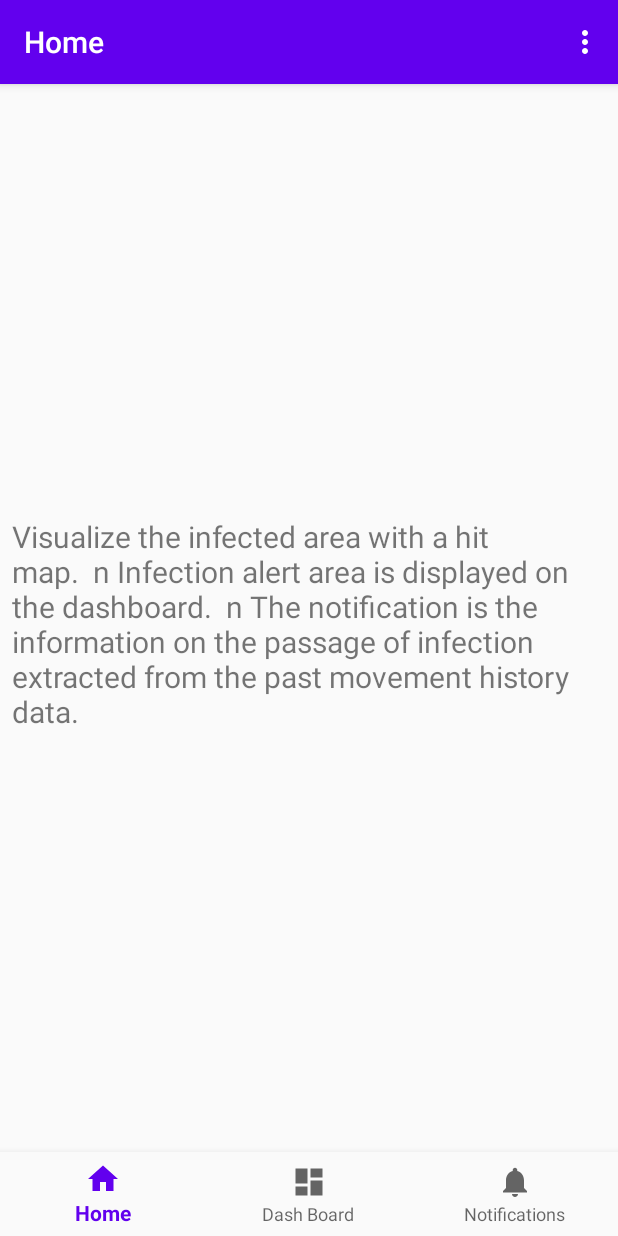
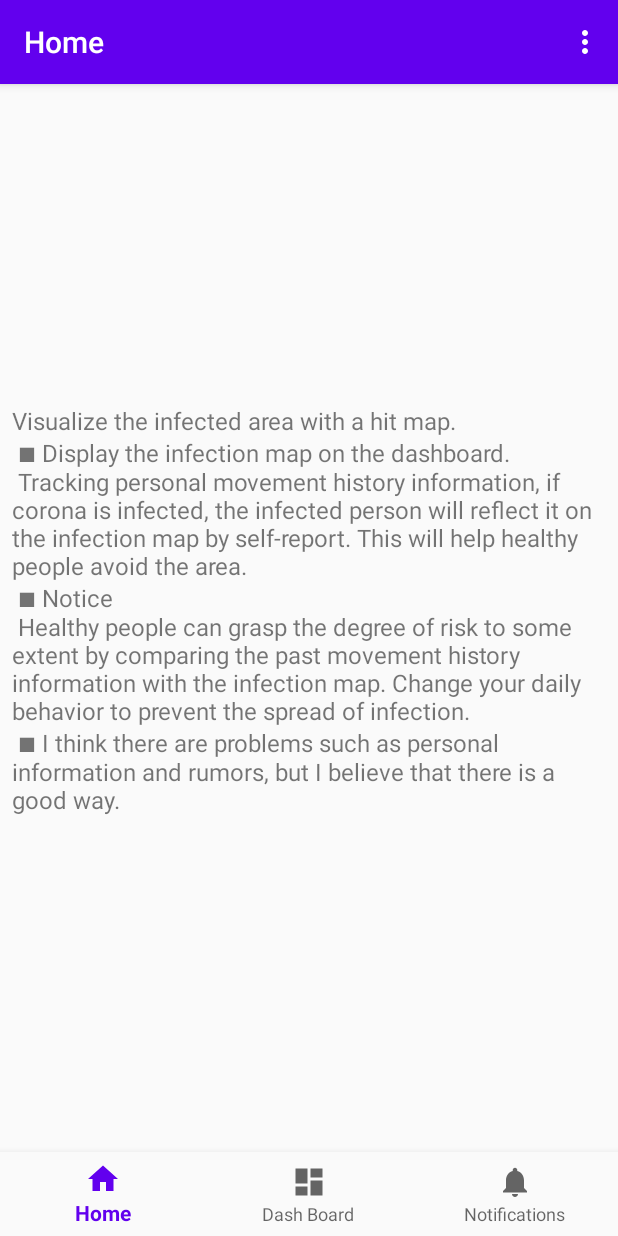
Before and after one commit to tofumiyoshi/coronafighter, an Android app: the HomeFragment screen opened through its navigation route, on a phone screen of 412 x 824 dp. Run offline under Robolectric (Android 15) with nearby library versions, the phone set to English and light mode, and no system bars; our stand-ins replace Firebase (no records; nobody signed in at launch, a user with empty details on screens opened directly), navigation-ui; libraries missing offline, so code that uses them is left out: com.firebase.ui, com.google.maps.android.

Commit message:
Google広告削除など

```diff
--- a/coronafighter/app/build.gradle
+++ b/coronafighter/app/build.gradle
@@ -23,7 +23,6 @@ dependencies {
     implementation 'androidx.appcompat:appcompat:1.1.0'
     implementation 'com.google.android.gms:play-services-maps:17.0.0'
     implementation 'com.google.android.gms:play-services-location:17.0.0'
-    implementation 'com.google.android.gms:play-services-ads:19.1.0'
 
     implementation 'com.google.maps.android:android-maps-utils:0.4.4'
     implementation 'com.google.firebase:firebase-auth:19.3.0'
@@ -33,8 +32,6 @@ dependencies {
     implementation 'com.google.openlocationcode:openlocationcode:1.0.4'
 
     implementation 'com.firebaseui:firebase-ui-auth:4.3.1'
-
-    implementation 'org.apache.commons:commons-csv:1.8'
 
     implementation 'com.google.firebase:firebase-functions:19.0.2'
     implementation 'com.google.android.material:material:1.1.0'
--- a/coronafighter/app/src/main/AndroidManifest.xml
+++ b/coronafighter/app/src/main/AndroidManifest.xml
@@ -28,9 +28,6 @@
         <meta-data
             android:name="com.google.android.geo.API_KEY"
             android:value="@string/google_maps_key" />
-        <meta-data
-            android:name="com.google.android.gms.ads.APPLICATION_ID"
-            android:value="@string/adsmod_app_id" />
 
         <activity
             android:name=".MainActivity"
--- a/coronafighter/app/src/main/java/com/fumi/coronafighter/MainActivity.java
+++ b/coronafighter/app/src/main/java/com/fumi/coronafighter/MainActivity.java
@@ -17,14 +17,6 @@ import android.widget.Toast;
 import com.firebase.ui.auth.AuthUI;
 import com.firebase.ui.auth.IdpResponse;
 import com.fumi.coronafighter.firebase.FireStore;
-import com.google.android.gms.ads.AdListener;
-import com.google.android.gms.ads.AdRequest;
-import com.google.android.gms.ads.AdView;
-import com.google.android.gms.ads.MobileAds;
-import com.google.android.gms.ads.initialization.AdapterStatus;
-import com.google.android.gms.ads.initialization.InitializationStatus;
-import com.google.android.gms.ads.initialization.OnInitializationCompleteListener;
-import com.google.android.gms.maps.SupportMapFragment;
 import com.google.android.gms.tasks.OnCompleteListener;
 import com.google.android.gms.tasks.Task;
 import com.google.android.material.bottomnavigation.BottomNavigationView;
@@ -62,7 +54,6 @@ public class MainActivity extends AppCompatActivity
         NavController.OnDestinationChangedListener {
     private static final String TAG = "MainActivity";
 
-    private AdView mAdView;
     private FirebaseAuth mAuth;
 
     private FirebaseFirestore mFirebaseFirestore;
@@ -137,73 +128,6 @@ public class MainActivity extends AppCompatActivity
                         }
                     }
                 });
-
-        try {
-            initAds();
-        } catch (Throwable t) {
-            Toast.makeText(MainActivity.this, t.getMessage(), Toast.LENGTH_LONG).show();
-            Log.i(TAG, t.getMessage(), t);
-        }
-    }
-
-    private void initAds() {
-        MobileAds.initialize(this, new OnInitializationCompleteListener() {
-            @Override
-            public void onInitializationComplete(InitializationStatus initializationStatus) {
-                Log.i(TAG, "MobileAds initialize completed.");
-
-                Iterator i = initializationStatus.getAdapterStatusMap().keySet().iterator();
-                while (i.hasNext()){
-                    String key = (String)i.next();
-                    AdapterStatus status = initializationStatus.getAdapterStatusMap().get(key);
-
-                    Log.i(TAG, key + "=" + status.getInitializationState().name());
-
-                    if (key.equals("com.google.android.gms.ads.MobileAds")) {
-                        String msg = "com.google.android.gms.ads.MobileAds: " + status.getInitializationState().name();
-                        Toast.makeText(MainActivity.this, msg, Toast.LENGTH_LONG).show();
-                    }
-                }
-            }
-        });
-
-
-        mAdView = findViewById(R.id.adView);
-        mAdView.setAdListener(new AdListener(){
-            @Override
-            public void onAdLoaded() {
-                // Code to be executed when an ad finishes loading.
-                //Toast.makeText(MapsActivity.this, "AdLoaded.", Toast.LENGTH_LONG).show();
-            }
-
-            @Override
-            public void onAdFailedToLoad(int errorCode) {
-                // Code to be executed when an ad request fails.
-                //Toast.makeText(MapsActivity.this, "AdFailedToLoad. erroeCode =" + Integer.toString(errorCode), Toast.LENGTH_LONG).show();
-
-                if (errorCode == AdRequest.ERROR_CODE_INTERNAL_ERROR) {
-                    Toast.makeText(MainActivity.this, "内部エラー", Toast.LENGTH_LONG).show();
-                }
-                else if (errorCode == AdRequest.ERROR_CODE_INVALID_REQUEST) {
-                    Toast.makeText(MainActivity.this, "広告リクエスト無効", Toast.LENGTH_LONG).show();
-                }
-                else if (errorCode == AdRequest.ERROR_CODE_NETWORK_ERROR) {
-                    Toast.makeText(MainActivity.this, "ネットワーク接続エラー", Toast.LENGTH_LONG).show();
-                }
-                else if (errorCode == AdRequest.ERROR_CODE_NO_FILL) {
-                    Toast.makeText(MainActivity.this, "広告枠不足", Toast.LENGTH_LONG).show();
-                }
-            }
-
-            @Override
-            public void onAdClosed() {
-                // Code to be executed when the user is about to return
-                // to the app after tapping on an ad.
-                Toast.makeText(MainActivity.this, "AdClosed.", Toast.LENGTH_LONG).show();
-            }
-        });
-        AdRequest adRequest = new AdRequest.Builder().build();
-        mAdView.loadAd(adRequest);
     }
 
     public void createSignInIntent() {
--- a/coronafighter/app/src/main/java/com/fumi/coronafighter/ui/home/HomeFragment.java
+++ b/coronafighter/app/src/main/java/com/fumi/coronafighter/ui/home/HomeFragment.java
@@ -23,12 +23,6 @@ public class HomeFragment extends Fragment {
         TextView textView = root.findViewById(R.id.text_home);
         textView.setText(getResources().getString(R.string.home_msg));
 
-        FirebaseAuth auth = FirebaseAuth.getInstance();
-        if (auth != null && auth.getCurrentUser() != null) {
-            TextView textViewMail = root.findViewById(R.id.textViewMail);
-            textViewMail.setText(auth.getCurrentUser().getEmail());
-        }
-
         return root;
     }
 }
--- a/coronafighter/app/src/main/res/layout/activity_main.xml
+++ b/coronafighter/app/src/main/res/layout/activity_main.xml
@@ -38,12 +38,4 @@
         android:layout_marginEnd="0dp"
         android:background="?android:attr/windowBackground"
         app:menu="@menu/bottom_nav_menu" />
-
-    <com.google.android.gms.ads.AdView
-        android:id="@+id/adView"
-        android:layout_width="match_parent"
-        android:layout_height="wrap_content"
-        ads:adSize="BANNER"
-        ads:adUnitId="@string/adsmod_unit_id">
-    </com.google.android.gms.ads.AdView>
 </LinearLayout>
--- a/coronafighter/app/src/main/res/layout/fragment_home.xml
+++ b/coronafighter/app/src/main/res/layout/fragment_home.xml
@@ -7,18 +7,6 @@
     tools:context=".ui.home.HomeFragment">
 
     <TextView
-        android:id="@+id/textViewMail"
-        android:layout_width="wrap_content"
-        android:layout_height="wrap_content"
-        android:text="TextView"
-        app:layout_constraintBottom_toTopOf="@+id/text_home"
-        app:layout_constraintEnd_toEndOf="parent"
-        app:layout_constraintHorizontal_bias="0.977"
-        app:layout_constraintStart_toStartOf="parent"
-        app:layout_constraintTop_toTopOf="parent"
-        app:layout_constraintVertical_bias="0.047" />
-
-    <TextView
         android:id="@+id/text_home"
         android:layout_width="match_parent"
         android:layout_height="wrap_content"
@@ -26,7 +14,7 @@
         android:layout_marginTop="8dp"
         android:layout_marginEnd="8dp"
         android:textAlignment="textStart"
-        android:textSize="20sp"
+        android:textSize="16sp"
         app:layout_constraintBottom_toBottomOf="parent"
         app:layout_constraintEnd_toEndOf="parent"
         app:layout_constraintStart_toStartOf="parent"
--- a/coronafighter/app/src/main/res/values/strings.xml
+++ b/coronafighter/app/src/main/res/values/strings.xml
@@ -15,8 +15,13 @@
     <string name="title_home">Home</string>
     <string name="title_dashboard">Dash Board</string>
     <string name="title_notifications">Notifications</string>
-    <string name="home_msg">Visualize the infected area with a hit map. \ n
-        Infection alert area is displayed on the dashboard. \ n
-        The notification is the information on the passage of infection extracted from the past movement history data.</string>
+    <string name="home_msg">
+        Visualize the infected area with a hit map. \n
+        ■ Display the infection map on the dashboard. \n
+        Tracking personal movement history information, if corona is infected, the infected person will reflect it on the infection map by self-report. This will help healthy people avoid the area. \n
+        ■ Notice \n
+        Healthy people can grasp the degree of risk to some extent by comparing the past movement history information with the infection map. Change your daily behavior to prevent the spread of infection. \n
+        ■ I think there are problems such as personal information and rumors, but I believe that there is a good way. \n
+    </string>
 
 </resources>
```
Also changed, not shown: coronafighter/app/src/main/java/com/fumi/coronafighter/util/ICSVRecordHandler.java (deleted, +0 -7 lines), coronafighter/app/src/main/java/com/fumi/coronafighter/util/ZipFileHandlerUtil.java (deleted, +0 -91 lines), 2 other files.
